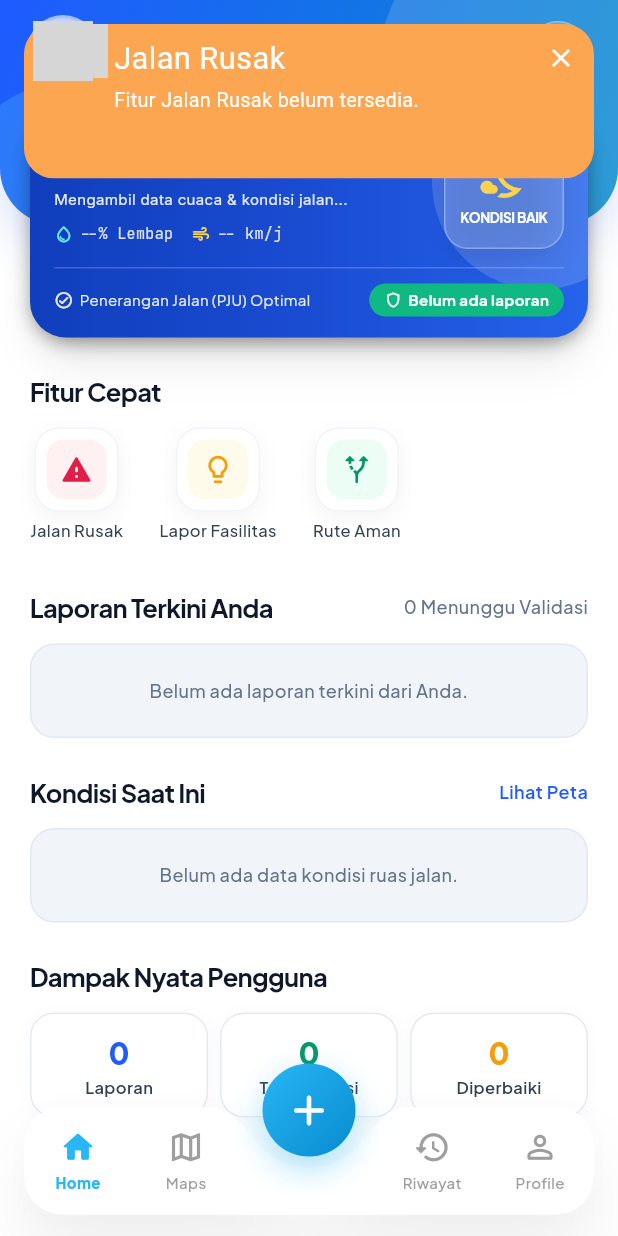
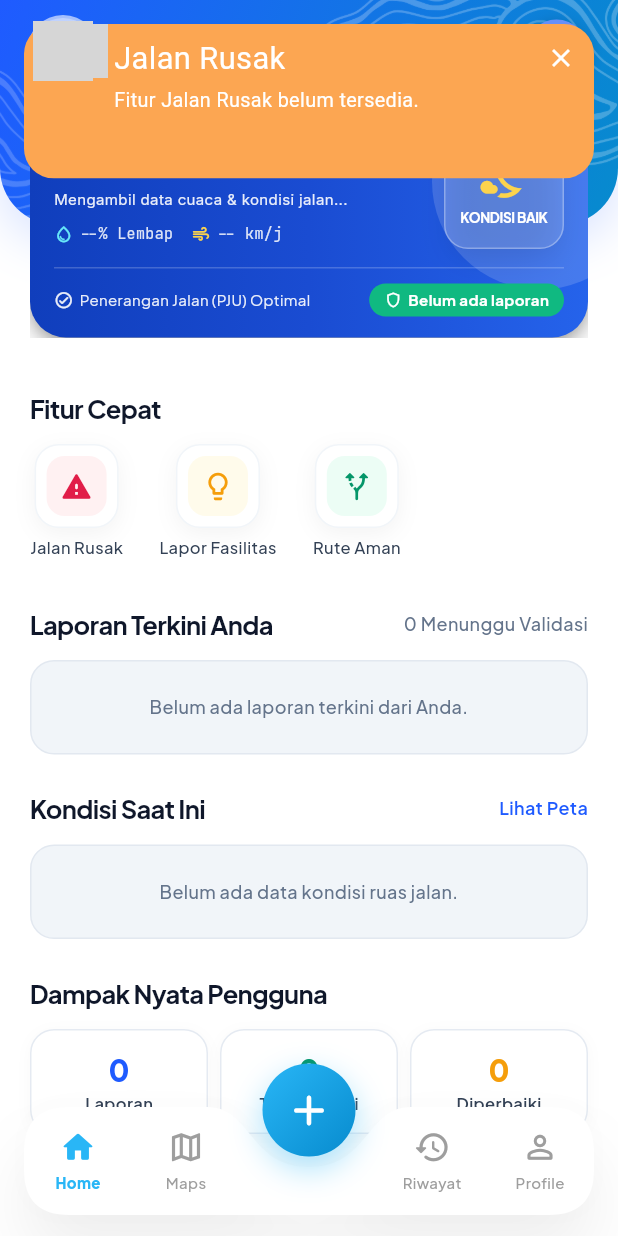
Before and after one commit to faldyardiansyah/SafeRuas, a Flutter app: the MainView screen opened by its route, after a tap on "Jalan Rusak", on a phone screen of 412 x 824 dp. Run offline on Flutter 3.47's test engine with Material 3 defaults, Android fonts, the phone set to English and light mode, and no system bars; drawn by our look-alikes of awesome_snackbar_content, flutter_animate, skeletonizer; our stand-ins replace camera, flutter_map, flutter_tts, geolocator, get, google_fonts and 2 more; missing offline and left inert: tflite_flutter; statements that could not run were skipped; project files that could hold a hidden picture were left out; grey boxes are pictures that could not be loaded.

Commit message:
motif batik dan animasi di home screen

```diff
--- a/lib/modules/home/controllers/home_controller.dart
+++ b/lib/modules/home/controllers/home_controller.dart
@@ -46,6 +46,9 @@ typedef ImpactStat = ({String value, String label, Color color});
 
 class HomeController extends GetxController {
   final isLoading = false.obs;
+  final scrollController = ScrollController();
+  final isHeaderCollapsed = false.obs;
+  bool canPullToRefresh = false;
 
   // Data Real-Time Lokasi & Cuaca
   final location = 'Mendeteksi lokasi...'.obs;
@@ -310,4 +313,10 @@ class HomeController extends GetxController {
       contentType: ContentType.warning,
     );
   }
+
+  @override
+  void onClose() {
+    scrollController.dispose();
+    super.onClose();
+  }
 }
--- a/lib/modules/home/views/home_view.dart
+++ b/lib/modules/home/views/home_view.dart
@@ -6,12 +6,15 @@ import 'package:skeletonizer/skeletonizer.dart';
 import 'package:flutter_animate/flutter_animate.dart' hide ShimmerEffect;
 import 'package:saferuas/utils/app_colors.dart';
 import '../controllers/home_controller.dart';
+import 'package:saferuas/utils/widgets/mega_mendung.dart';
 
 class HomeView extends GetView<HomeController> {
   const HomeView({super.key});
 
   @override
   Widget build(BuildContext context) {
+    final topInset = MediaQuery.of(context).padding.top;
+
     return AnnotatedRegion<SystemUiOverlayStyle>(
       value: SystemUiOverlayStyle.light,
       child: ColoredBox(
@@ -19,48 +22,76 @@ class HomeView extends GetView<HomeController> {
         child: Obx(() {
           final isLoading = controller.isLoading.value;
 
-          return Column(
-            children: [
-              Expanded(
-                child: Skeletonizer(
+          return Skeletonizer(
             enabled: isLoading,
             effect: ShimmerEffect(
               baseColor: AppColors.slate200,
               highlightColor: AppColors.slate100,
               duration: const Duration(milliseconds: 1400),
             ),
+            child: Stack(
+              children: [
+                // 1. Konten scrollable di belakang header
+                Positioned.fill(
                   child: RefreshIndicator(
                     onRefresh: controller.refreshHomeData,
                     color: AppColors.homeBlue,
                     backgroundColor: Colors.white,
                     displacement: 40,
-                    edgeOffset: 0,
-                    notificationPredicate: (notification) =>
-                        notification.depth == 0,
+                    edgeOffset: topInset + 60,
+                    notificationPredicate: (notification) {
+                      if (notification.depth != 0) return false;
+                      if (notification is ScrollStartNotification) {
+                        controller.canPullToRefresh =
+                            !controller.isHeaderCollapsed.value &&
+                            notification.metrics.pixels <= 0;
+                      }
+                      if (notification is ScrollEndNotification) {
+                        final allowed = controller.canPullToRefresh;
+                        controller.canPullToRefresh = false;
+                        return allowed;
+                      }
+                      return controller.canPullToRefresh &&
+                          !controller.isHeaderCollapsed.value;
+                    },
+                    child: NotificationListener<ScrollNotification>(
+                      onNotification: (notification) {
+                        if (notification is ScrollUpdateNotification) {
+                          final delta = notification.scrollDelta ?? 0;
+                          if (delta > 2 && !controller.isHeaderCollapsed.value) {
+                            controller.isHeaderCollapsed.value = true;
+                          } else if (delta < -2 && controller.isHeaderCollapsed.value) {
+                            controller.isHeaderCollapsed.value = false;
+                          }
+                        } else if (notification is OverscrollNotification) {
+                          final overscroll = notification.overscroll;
+                          if (overscroll > 2 && !controller.isHeaderCollapsed.value) {
+                            controller.isHeaderCollapsed.value = true;
+                          } else if (overscroll < -2 && controller.isHeaderCollapsed.value) {
+                            controller.isHeaderCollapsed.value = false;
+                          }
+                        }
+                        return false;
+                      },
                       child: SingleChildScrollView(
+                        controller: controller.scrollController,
                         physics: const AlwaysScrollableScrollPhysics(
                           parent: ClampingScrollPhysics(),
                         ),
-                      padding: const EdgeInsets.only(bottom: 120),
+                        padding: const EdgeInsets.only(bottom: 24),
                         child: Column(
                           crossAxisAlignment: CrossAxisAlignment.start,
                           children: [
-                          _buildHeader(context)
-                              .animate()
-                              .fadeIn(duration: 650.ms, curve: Curves.easeOut)
-                              .slideY(
-                                begin: -0.06,
-                                end: 0,
-                                duration: 700.ms,
-                                curve: Curves.easeOutCubic,
-                              )
-                              .blur(
-                                begin: const Offset(0, 1),
-                                end: Offset.zero,
-                                duration: 650.ms,
+                            // Spacer dinamis: saat normal pas di bawah kartu cuaca, saat collapsed pas 16px di bawah header biru (tidak terpotong & tidak kejauhan)
+                            Obx(
+                              () => AnimatedContainer(
+                                duration: const Duration(milliseconds: 320),
+                                curve: Curves.easeInOutCubic,
+                                height: controller.isHeaderCollapsed.value
+                                    ? (topInset + 95)
+                                    : (topInset + 260),
                               ),
-
-                          const SizedBox(height: 24),
+                            ),
 
                             _buildQuickFeatures()
                                 .animate()
@@ -117,7 +148,29 @@ class HomeView extends GetView<HomeController> {
                     ),
                   ),
                 ),
+
+                // 2. Header Pinned (menempel rapi di paling atas, bebas dari tabrakan status bar)
+                Positioned(
+                  top: 0,
+                  left: 0,
+                  right: 0,
+                  child: _buildHeader(context)
+                      .animate()
+                      .fadeIn(duration: 650.ms, curve: Curves.easeOut)
+                      .slideY(
+                        begin: -0.06,
+                        end: 0,
+                        duration: 700.ms,
+                        curve: Curves.easeOutCubic,
+                      )
+                      .blur(
+                        begin: const Offset(0, 1),
+                        end: Offset.zero,
+                        duration: 650.ms,
+                      ),
+                ),
               ],
+            ),
           );
         }),
       ),
@@ -197,16 +250,23 @@ class HomeView extends GetView<HomeController> {
   Widget _buildHeader(BuildContext context) {
     final topInset = MediaQuery.of(context).padding.top;
 
+    return Obx(() {
+      final isCollapsed = controller.isHeaderCollapsed.value;
+
       return Stack(
         clipBehavior: Clip.none,
         children: [
-        // Background gradient biru dengan lengkung bawah
-        Container(
-          height: topInset + 150,
+          // Background gradient biru dengan lengkung bawah (animasi mengecil langsung & halus)
+          Skeleton.keep(
+            child: AnimatedContainer(
+              duration: const Duration(milliseconds: 320),
+              curve: Curves.easeInOutCubic,
+              height: isCollapsed ? (topInset + 74) : (topInset + 150),
               clipBehavior: Clip.antiAlias,
               decoration: const BoxDecoration(
                 gradient: AppColors.homeHeaderGradient,
-            borderRadius: BorderRadius.vertical(bottom: Radius.circular(38)),
+                borderRadius:
+                    BorderRadius.vertical(bottom: Radius.circular(38)),
                 boxShadow: [
                   BoxShadow(
                     color: Color(0x2D1F5BFF),
@@ -218,31 +278,74 @@ class HomeView extends GetView<HomeController> {
               child: Stack(
                 children: [
                   Positioned(
-                right: -64,
-                top: -64,
-                child: _circle(224, Colors.white.withValues(alpha: 0.15)),
+                    right: -135,
+                    top: topInset - 34,
+                    child: MegaMendung(
+                      width: 345,
+                      color: Colors.white.withValues(alpha: 0.24),
+                    ),
                   ),
                   Positioned(
-                left: -40,
-                top: topInset + 52,
-                child: _circle(192, const Color(0x3367E8F9)),
+                    left: -160,
+                    top: topInset + 22,
+                    child: MegaMendung(
+                      width: 310,
+                      color: Colors.white.withValues(alpha: 0.20),
+                    ),
                   ),
                 ],
               ),
             ),
-        // Konten: top bar + kartu cuaca (kartu menumpuk di atas lengkungan)
+          ),
+          // Konten: top bar + kartu cuaca dengan animasi mengecil
           Padding(
             padding: EdgeInsets.fromLTRB(20, topInset + 12, 20, 0),
             child: Column(
+              mainAxisSize: MainAxisSize.min,
               children: [
                 _buildTopBar(),
-              const SizedBox(height: 16),
-              _buildWeatherCard(),
+                ClipRect(
+                  child: AnimatedAlign(
+                    duration: const Duration(milliseconds: 320),
+                    curve: Curves.easeInOutCubic,
+                    alignment: Alignment.topCenter,
+                    heightFactor: isCollapsed ? 0.0 : 1.0,
+                    child: IgnorePointer(
+                      ignoring: isCollapsed,
+                      child: Padding(
+                        padding: const EdgeInsets.only(top: 16),
+                        child: AnimatedScale(
+                          scale: isCollapsed ? 0.82 : 1.0,
+                          duration: const Duration(milliseconds: 300),
+                          curve: Curves.easeInOutCubic,
+                          child: AnimatedOpacity(
+                            opacity: isCollapsed ? 0.0 : 1.0,
+                            duration: const Duration(milliseconds: 260),
+                            curve: Curves.easeInOutCubic,
+                            child: GestureDetector(
+                              behavior: HitTestBehavior.translucent,
+                              onVerticalDragUpdate: (details) {
+                                final delta = details.primaryDelta ?? 0;
+                                if (delta < -2 && !controller.isHeaderCollapsed.value) {
+                                  controller.isHeaderCollapsed.value = true;
+                                } else if (delta > 2 && controller.isHeaderCollapsed.value) {
+                                  controller.isHeaderCollapsed.value = false;
+                                }
+                              },
+                              child: _buildWeatherCard(),
+                            ),
+                          ),
+                        ),
+                      ),
+                    ),
+                  ),
+                ),
               ],
             ),
           ),
         ],
       );
+    });
   }
 
   Widget _buildTopBar() {
@@ -349,17 +452,16 @@ class HomeView extends GetView<HomeController> {
 
   Widget _buildNotificationButton() {
     return Container(
-      width: 40,
-      height: 40,
-      decoration: BoxDecoration(
+      width: 42,
+      height: 42,
+      decoration: const BoxDecoration(
         shape: BoxShape.circle,
-        color: Colors.white.withValues(alpha: 0.2),
-        border: Border.all(color: Colors.white.withValues(alpha: 0.3)),
-        boxShadow: const [
+        color: Color(0xFF678FF9),
+        boxShadow: [
           BoxShadow(
-            color: Color(0x0C000000),
-            blurRadius: 2,
-            offset: Offset(0, 1),
+            color: Color(0x3D000000),
+            blurRadius: 8,
+            offset: Offset(0, 3),
           ),
         ],
       ),
@@ -369,20 +471,21 @@ class HomeView extends GetView<HomeController> {
           const Icon(
             Icons.notifications_none_rounded,
             color: Colors.white,
-            size: 20,
+            size: 22,
           ),
           Positioned(
-            top: 9,
-            right: 10,
+            top: 7,
+            right: 7,
             child: Container(
-              width: 8,
-              height: 8,
-              decoration: const BoxDecoration(
+              width: 13,
+              height: 13,
+              decoration: BoxDecoration(
                 color: AppColors.yellowAccent,
                 shape: BoxShape.circle,
-                boxShadow: [
-                  BoxShadow(color: AppColors.homeBlue, spreadRadius: 2),
-                ],
+                border: Border.all(
+                  color: AppColors.homeBlue,
+                  width: 2.5,
+                ),
               ),
             ),
           ),
--- a/lib/modules/profile/views/profile_view.dart
+++ b/lib/modules/profile/views/profile_view.dart
@@ -6,6 +6,7 @@ import 'package:flutter_animate/flutter_animate.dart' hide ShimmerEffect;
 import 'package:saferuas/modules/profile/controllers/profile_controller.dart';
 import 'package:saferuas/utils/app_colors.dart';
 import 'package:skeletonizer/skeletonizer.dart';
+import 'package:saferuas/utils/widgets/mega_mendung.dart';
 
 class ProfileView extends GetView<ProfileController> {
   const ProfileView({super.key});
@@ -77,7 +78,7 @@ class ProfileView extends GetView<ProfileController> {
 
   Widget _buildHeader() {
     return Container(
-          height: 165,
+          height: 195,
           width: double.infinity,
           decoration: BoxDecoration(
             gradient: LinearGradient(
@@ -94,19 +95,20 @@ class ProfileView extends GetView<ProfileController> {
             clipBehavior: Clip.hardEdge,
             children: [
               Positioned(
-                top: -65,
-                right: -35,
-                child: _circle(190, Colors.white.withValues(alpha: 0.08)),
+                top: -6,
+                right: -135,
+                child: MegaMendung(
+                  width: 345,
+                  color: Colors.white.withValues(alpha: 0.24),
+                ),
               ),
               Positioned(
-                top: 100,
-                right: 85,
-                child: _circle(75, Colors.white.withValues(alpha: 0.07)),
-              ),
-              Positioned(
-                bottom: -30,
-                left: -35,
-                child: _circle(160, Colors.white.withValues(alpha: 0.06)),
+                bottom: -18,
+                left: -160,
+                child: MegaMendung(
+                  width: 310,
+                  color: Colors.white.withValues(alpha: 0.18),
+                ),
               ),
               SafeArea(
                 bottom: false,
@@ -798,11 +800,4 @@ class ProfileView extends GetView<ProfileController> {
     );
   }
 
-  Widget _circle(double size, Color color) {
-    return Container(
-      width: size,
-      height: size,
-      decoration: BoxDecoration(shape: BoxShape.circle, color: color),
-    );
-  }
 }
--- a/lib/modules/riwayat/views/riwayat_view.dart
+++ b/lib/modules/riwayat/views/riwayat_view.dart
@@ -5,6 +5,7 @@ import 'package:google_fonts/google_fonts.dart';
 import 'package:skeletonizer/skeletonizer.dart';
 import 'package:flutter_animate/flutter_animate.dart' hide ShimmerEffect;
 import 'package:saferuas/utils/app_colors.dart';
+import 'package:saferuas/utils/widgets/mega_mendung.dart';
 import '../controllers/riwayat_controller.dart';
 
 class RiwayatView extends GetView<RiwayatController> {
@@ -97,14 +98,20 @@ class RiwayatView extends GetView<RiwayatController> {
             child: Stack(
               children: [
                 Positioned(
-                  top: -65,
-                  right: -35,
-                  child: _circle(190, Colors.white.withValues(alpha: 0.08)),
+                  top: topInset - 34,
+                  right: -135,
+                  child: MegaMendung(
+                    width: 345,
+                    color: Colors.white.withValues(alpha: 0.24),
+                  ),
                 ),
                 Positioned(
-                  bottom: -30,
-                  left: -35,
-                  child: _circle(160, Colors.white.withValues(alpha: 0.06)),
+                  left: -160,
+                  bottom: -15,
+                  child: MegaMendung(
+                    width: 310,
+                    color: Colors.white.withValues(alpha: 0.18),
+                  ),
                 ),
               ],
             ),
@@ -763,11 +770,4 @@ class RiwayatView extends GetView<RiwayatController> {
     );
   }
 
-  Widget _circle(double size, Color color) {
-    return Container(
-      width: size,
-      height: size,
-      decoration: BoxDecoration(color: color, shape: BoxShape.circle),
-    );
-  }
 }
--- /dev/null
+++ b/lib/utils/widgets/mega_mendung.dart
@@ -0,0 +1,35 @@
+import 'package:flutter/material.dart';
+import 'package:skeletonizer/skeletonizer.dart';
+
+/// Ornamen Batik Mega Mendung menggunakan gambar asli yang sudah dihapus
+/// background hitamnya (hanya tersisa garis putih transparan).
+class MegaMendung extends StatelessWidget {
+  final double width;
+  final Color color;
+  final bool flip;
+
+  const MegaMendung({
+    super.key,
+    required this.width,
+    this.color = const Color(0x3DFFFFFF),
+    this.flip = false,
+  });
+
+  @override
+  Widget build(BuildContext context) {
+    return IgnorePointer(
+      child: Skeleton.ignore(
+        child: Transform.flip(
+          flipX: flip,
+          child: Image.asset(
+            'assets/images/mega_mendung.png',
+            width: width,
+            fit: BoxFit.contain,
+            color: color,
+            colorBlendMode: BlendMode.modulate,
+          ),
+        ),
+      ),
+    );
+  }
+}
```
Also changed, not shown: assets/images/mega_mendung.png (added), 1 other file. Lines whose indentation alone changed are shown as unchanged.
